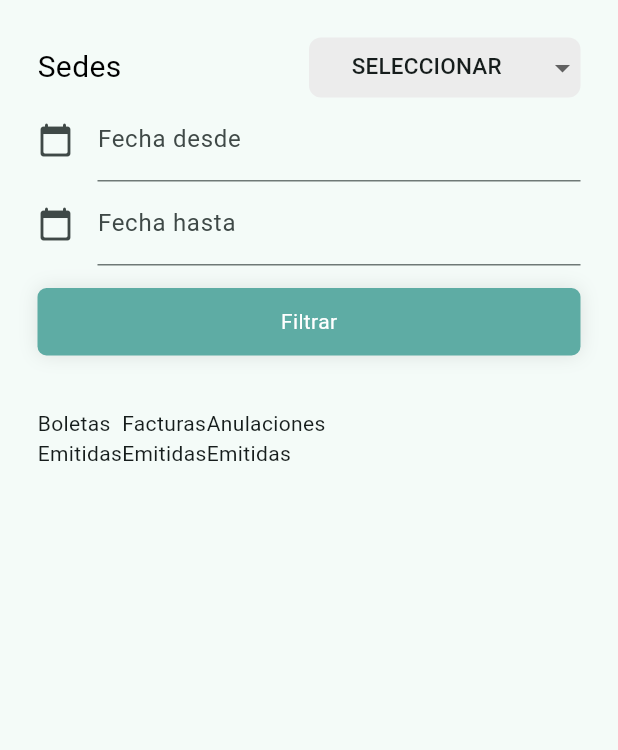
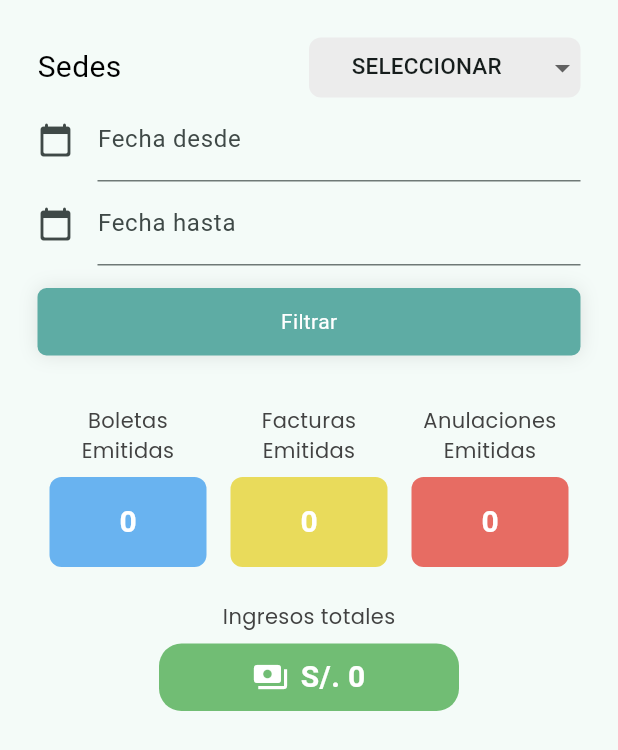
Before and after one commit to silverblade34/app_mobile_citvs, a Flutter app: the TicketsPage screen opened directly, on a phone screen of 412 x 824 dp. Shown: the top 750 px of the screen. Run offline on Flutter 3.47's test engine with Material 3 defaults, Android fonts, the phone set to English and light mode, and no system bars; our stand-ins replace flutter_datetime_picker_plus, flutter_easyloading, get, get_storage, hexcolor, syncfusion_flutter_charts; accounts and stored records are empty.

Commit message:
se ha creado un widget ticket para manejar los contenedor de cantidad en la vista de boletas

```diff
--- a/lib/app/controllers/navigation.layout.controller.dart
+++ b/lib/app/controllers/navigation.layout.controller.dart
@@ -10,7 +10,7 @@ class NavigationLayoutController extends GetxController {
   final Rx<int> selectedIndex = 0.obs;
   final screens = [
     ReviewsPage(),
-    TicketsPage(),
+    const TicketsPage(),
     ComparisonPage(),
     CertificatesPage(),
     VehiclesPage()
--- a/lib/app/controllers/tickets.controller.dart
+++ b/lib/app/controllers/tickets.controller.dart
@@ -5,13 +5,30 @@ import 'package:get_storage/get_storage.dart';
 import 'package:intl/intl.dart';
 
 class TicketsController extends GetxController {
+  // Llamando al localstorage
   final box = GetStorage();
+
+  // Fecha del date picker
   RxString fechaT = RxString("");
-  RxString username = RxString("");
+
+  // Boletas emitidas
+  RxInt ballotsIssued = RxInt(0);
+
+  // Facturas emitidas
+  RxInt issuedInvoices = RxInt(0);
+
+  // Anulaciones emitidas
+  RxInt cancellationsIssued = RxInt(0);
+
+  // Ganancia total
+  RxInt totalProffit = RxInt(0);
+
   DateTime selectedDate = DateTime.now();
 
+  // Valor del item seleccionado por default en el dropdwon
   RxString valueLapDropdown = RxString('-');
 
+  // Declaración estructura items dropdown
   RxList<DropdownMenuItem<String>> itemsDropDown =
       RxList<DropdownMenuItem<String>>(
     [
@@ -30,7 +47,7 @@ class TicketsController extends GetxController {
     final currentDate = DateTime.now();
     final formattedDate = DateFormat('dd.MM.yyyy').format(currentDate);
     fechaT.value = formattedDate;
-    //username.value = box.read("username");
+    // Insertando elementos para el dropdown por default
     List<DropdownMenuItem<String>> itemCampus = [
       const DropdownMenuItem(
         alignment: Alignment.center,
--- a/lib/app/data/models/credential/credential.dart
+++ b/lib/app/data/models/credential/credential.dart
@@ -29,6 +29,7 @@ class CredentialUser {
   Map<String, dynamic> toJson() => {
         "message": message,
         "data":
+            // ignore: prefer_null_aware_operators
             data != null ? data!.toJson() : null, // Cambio: manejo de data null
         "status": status,
       };
--- a/lib/app/middlewares/auth.middleware.dart
+++ b/lib/app/middlewares/auth.middleware.dart
@@ -12,7 +12,7 @@ class AuthMiddleware extends GetMiddleware {
     bool isLogged = box.read('isLogged') ?? false;
 
     if (route != Routes.LOGIN) {
-      return isLogged ? null : RouteSettings(name: Routes.LOGIN);
+      return isLogged ? null : const RouteSettings(name: Routes.LOGIN);
     } else {
       return isLogged ? const RouteSettings(name: Routes.NAVIGATION) : null;
     }
--- a/lib/app/ui/pages/navigation/navigation.layout.dart
+++ b/lib/app/ui/pages/navigation/navigation.layout.dart
@@ -18,7 +18,7 @@ class NavigationLayout extends StatelessWidget {
             alignment: Alignment.center, // Centra la imagen
             child: Image.asset(
               'assets/images/logo.png', // Ruta de tu logo
-              height: 40, // Ajusta la altura según tu diseño
+              height: 45, // Ajusta la altura según tu diseño
               // Opcional: ajusta la propiedad width si es necesario
               // width: 100,
             ),
--- a/lib/app/ui/pages/splash.page.dart
+++ b/lib/app/ui/pages/splash.page.dart
@@ -20,14 +20,6 @@ class SplashPage extends StatelessWidget {
             width: 200,
             height: 200,
           ),
-          const Text(
-            'CITV',
-            style: TextStyle(
-              color: Colors.white,
-              fontSize: 30,
-              fontWeight: FontWeight.bold,
-            ),
-          ),
         ],
       )),
     );
--- a/lib/app/ui/pages/tickets/tickets.page.dart
+++ b/lib/app/ui/pages/tickets/tickets.page.dart
@@ -1,9 +1,12 @@
 import 'package:flutter/material.dart';
 import 'package:flutter_application_1/app/controllers/tickets.controller.dart';
+import 'package:flutter_application_1/app/ui/pages/tickets/widgets/cards.tickets.dart';
 import 'package:flutter_application_1/app/ui/pages/widgets/date.picker.dart';
 import 'package:get/get.dart';
 
 class TicketsPage extends GetView<TicketsController> {
+  const TicketsPage({super.key});
+
   @override
   Widget build(BuildContext context) {
     final controller = Get.put(TicketsController());
@@ -12,8 +15,7 @@ class TicketsPage extends GetView<TicketsController> {
         child: SingleChildScrollView(
           child: Container(
             padding: const EdgeInsets.all(25.0),
-            child: Obx(
-              () => Column(
+            child: Column(
               children: [
                 Row(
                   mainAxisAlignment: MainAxisAlignment.spaceEvenly,
@@ -28,12 +30,12 @@ class TicketsPage extends GetView<TicketsController> {
                       ),
                     ),
                     Expanded(
-                        child: Container(
+                      child: Obx(() => Container(
                             decoration: BoxDecoration(
                               color: const Color.fromARGB(255, 236, 236,
                                   236), // Color de fondo del contenedor
-                            borderRadius:
-                                BorderRadius.circular(8), // Bordes redondeados
+                              borderRadius: BorderRadius.circular(
+                                  8), // Bordes redondeados
                             ),
                             // color: Colors.blueAccent,
                             height: 40,
@@ -43,10 +45,14 @@ class TicketsPage extends GetView<TicketsController> {
                               underline: Container(color: Colors.transparent),
                               items: controller.itemsDropDown,
                               onChanged: (String? newValue) async {
-                              print("--------------1");
+                                if (newValue != null) {
+                                  print("--------------2");
+                                  print(newValue);
+                                  controller.valueLapDropdown.value = newValue;
+                                }
                               },
                             ),
-                        ),
+                          )),
                     ),
                   ],
                 ),
@@ -82,53 +88,80 @@ class TicketsPage extends GetView<TicketsController> {
                   ),
                 ),
                 const SizedBox(
-                    height: 35,
+                  height: 25,
                 ),
                 Row(
+                  mainAxisAlignment: MainAxisAlignment
+                      .spaceBetween, // Justifica entre los elementos
                   children: [
-                      Column(
-                        children: [
-                          Text("Boletas\nEmitidas"),
+                    CardTicket(
+                      title: 'Boletas\nEmitidas',
+                      value: controller.ballotsIssued,
+                      backgroundColor: const Color.fromARGB(255, 105, 179, 240),
+                    ),
+                    CardTicket(
+                      title: 'Facturas\nEmitidas',
+                      value: controller.issuedInvoices,
+                      backgroundColor: const Color.fromARGB(255, 233, 219, 91),
+                    ),
+                    CardTicket(
+                      title: 'Anulaciones\nEmitidas',
+                      value: controller.cancellationsIssued,
+                      backgroundColor: const Color.fromARGB(255, 231, 108, 99),
+                    ),
+                  ],
+                ),
                 Container(
                   alignment: Alignment.center,
-                            height: 60,
+                  padding: const EdgeInsets.only(top: 15.0),
+                  child: Obx(
+                    () => Column(
+                      children: [
+                        const Padding(
+                          padding: EdgeInsets.only(bottom: 8.0),
+                          child: Text(
+                            "Ingresos totales",
+                            style: TextStyle(
+                              fontFamily:
+                                  'Poppins', // Establece la fuente Poppins
+                              color: Color.fromARGB(255, 66, 66, 66),
+                            ),
+                          ),
+                        ),
+                        Container(
+                          width: 200,
                           decoration: BoxDecoration(
-                              color: const Color.fromARGB(255, 94, 172, 164),
-                              borderRadius: BorderRadius.circular(6),
+                            color: const Color.fromARGB(255, 113, 189,
+                                116), // Color de fondo del "botón"
+                            borderRadius: BorderRadius.circular(15),
+                          ),
+                          padding: const EdgeInsets.all(8),
+                          child: Row(
+                            mainAxisAlignment: MainAxisAlignment.center,
+                            children: [
+                              const Icon(
+                                Icons.payments,
+                                color: Colors.white,
+                              ),
+                              const SizedBox(
+                                  width:
+                                      8), // Espacio entre el ícono y el texto
+                              Text(
+                                'S/. ${controller.totalProffit.value}', // Coloca el valor dinámico aquí
+                                style: const TextStyle(
+                                  fontSize: 20,
+                                  color: Colors.white,
+                                  fontWeight: FontWeight.bold,
                                 ),
                               ),
                             ],
                           ),
-                      Column(
-                        children: [
-                          Text("Facturas\nEmitidas"),
-                          Container(
-                            alignment: Alignment.center,
-                            height: 60,
-                            decoration: BoxDecoration(
-                              color: const Color.fromARGB(255, 94, 172, 164),
-                              borderRadius: BorderRadius.circular(6),
+                        ),
+                      ],
+                    ),
                   ),
                 ),
               ],
-                      ),
-                      Column(
-                        children: [
-                          Text("Anulaciones\nEmitidas"),
-                          Container(
-                            alignment: Alignment.center,
-                            height: 60,
-                            decoration: BoxDecoration(
-                              color: const Color.fromARGB(255, 94, 172, 164),
-                              borderRadius: BorderRadius.circular(6),
-                            ),
-                          ),
-                        ],
-                      ),
-                    ],
-                  )
-                ],
-              ),
             ),
           ),
         ),
--- /dev/null
+++ b/lib/app/ui/pages/tickets/widgets/cards.tickets.dart
@@ -0,0 +1,57 @@
+import 'package:flutter/material.dart';
+import 'package:get/get.dart';
+
+class CardTicket extends StatelessWidget {
+  final String title;
+  final RxInt value;
+  final Color backgroundColor;
+
+  const CardTicket({
+    super.key,
+    required this.title,
+    required this.value,
+    required this.backgroundColor,
+  });
+
+  @override
+  Widget build(BuildContext context) {
+    return Expanded(
+      child: Padding(
+        padding: const EdgeInsets.all(8.0), // Padding para las Column
+        child: Column(
+          children: [
+            Padding(
+              padding: const EdgeInsets.only(bottom: 8.0),
+              child: Text(
+                title,
+                textAlign: TextAlign.center,
+                style: const TextStyle(
+                  fontFamily: 'Poppins', // Establece la fuente Poppins
+                  color: Color.fromARGB(255, 66, 66, 66),
+                ),
+              ),
+            ),
+            Container(
+              alignment: Alignment.center,
+              height: 60,
+              decoration: BoxDecoration(
+                color: backgroundColor,
+                borderRadius: BorderRadius.circular(8),
+              ),
+              child: Obx(
+                () => Text(
+                  '${value.value}', // Coloca el valor dinámico aquí
+                  style: const TextStyle(
+                    fontSize: 20,
+                    color: Colors.white,
+                    fontWeight: FontWeight.bold,
+                  ),
+                ),
+              ),
+            ),
+          ],
+        ),
+      ),
+    );
+  }
+}
```
Also changed, not shown: pubspec.yaml (+6 -11 lines), assets/fonts/Poppins-Light.ttf (added), assets/fonts/Poppins-Regular.ttf (added). Lines whose indentation alone changed are shown as unchanged.
